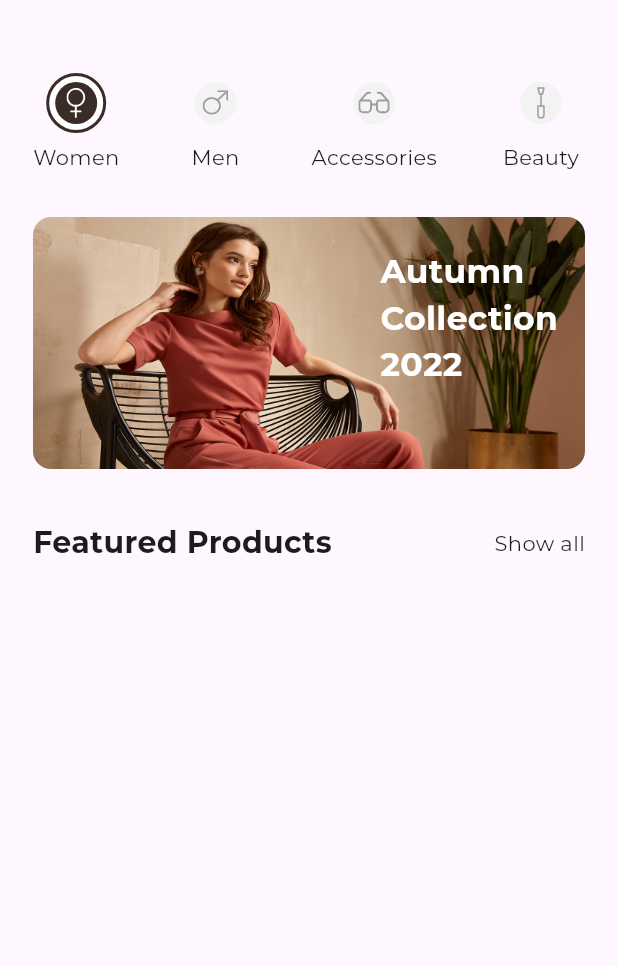
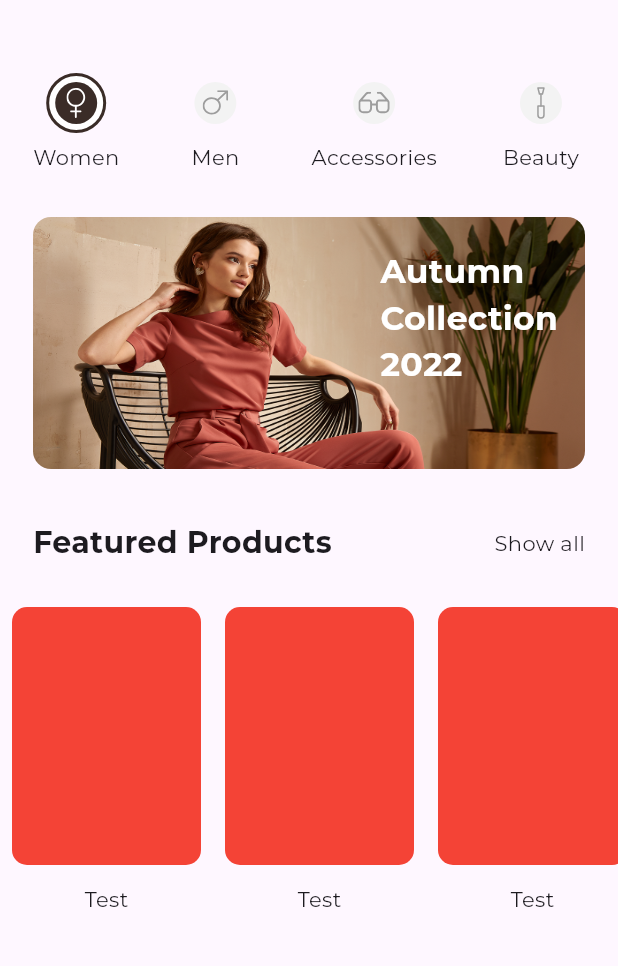
Before and after one commit to usama-tech-dev/gem_store, a Flutter app: the HomePage screen opened directly, on a phone screen of 412 x 824 dp, the part 65-1031 px from its top. Run offline on Flutter 3.47's test engine with Material 3 defaults, Android fonts, the phone set to English and light mode, and no system bars; our stand-ins replace bloc, carousel_slider, flutter_bloc, flutter_svg, pinput; project files that could hold a hidden picture were left out.

Commit message:
feature product ui is in progress

```diff
--- a/lib/feature/dashboard/presentation/home_page.dart
+++ b/lib/feature/dashboard/presentation/home_page.dart
@@ -48,8 +48,7 @@ class _HomePageState extends State<HomePage> {
           ),
         ],
       ),
-      body: Column(
-        children: [
+      body: Column(children: [
         SizedBox(height: 36),
         Row(
           children: List.generate(
@@ -134,8 +133,34 @@ class _HomePageState extends State<HomePage> {
             ],
           ),
         ),
+        SizedBox(height: 20),
+        SizedBox(
+          height: 230, // 👈 give a height for horizontal list
+          child: ListView.builder(
+            itemCount: 3,
+            scrollDirection: Axis.horizontal,
+            itemBuilder: (context, index) {
+              return Column(
+                children: [
+                  Padding(
+                    padding: const EdgeInsets.all(8.0),
+                    child: Container(
+                      height: 172,
+                      width: 126,
+                      decoration: BoxDecoration(
+                        color: Colors.red,
+                        borderRadius: BorderRadius.circular(10),
+                      ),
+                    ),
+                  ),
+                  SizedBox(height: 5),
+                  Text("Test"),
                 ],
+              );
+            },
           ),
+        ),
+      ]),
     );
   }
 }
```
Lines whose indentation alone changed are shown as unchanged.
